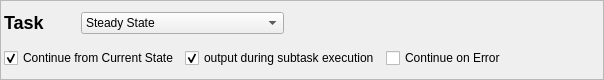
This is copasi/UI/CScanWidgetTask.ui in copasi/COPASI as Qt 5 draws it before an edit. The edited form follows.
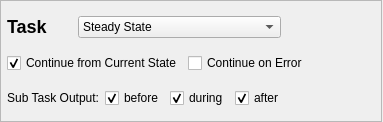
This is the edited form.

Commit message: Bug 3210: Allow selecting of multiple sections of the sub task output.

```diff
--- a/copasi/UI/CScanWidgetTask.ui
+++ b/copasi/UI/CScanWidgetTask.ui
@@ -31,8 +31,8 @@
    <rect>
     <x>0</x>
     <y>0</y>
-    <width>604</width>
-    <height>80</height>
+    <width>383</width>
+    <height>122</height>
    </rect>
   </property>
   <property name="windowTitle">
@@ -41,7 +41,7 @@
   <property name="autoFillBackground">
    <bool>false</bool>
   </property>
-  <layout class="QVBoxLayout" name="verticalLayout_2">
+  <layout class="QGridLayout" name="gridLayout">
    <property name="leftMargin">
     <number>0</number>
    </property>
@@ -49,12 +49,12 @@
     <number>0</number>
    </property>
    <property name="rightMargin">
-    <number>0</number>
+    <number>1</number>
    </property>
    <property name="bottomMargin">
     <number>0</number>
    </property>
-   <item>
+   <item row="0" column="0">
     <widget class="QFrame" name="frame">
      <property name="autoFillBackground">
       <bool>true</bool>
@@ -66,17 +66,20 @@
       <enum>QFrame::Raised</enum>
      </property>
      <layout class="QVBoxLayout" name="verticalLayout">
+      <property name="spacing">
+       <number>6</number>
+      </property>
       <property name="leftMargin">
-       <number>3</number>
+       <number>6</number>
       </property>
       <property name="topMargin">
-       <number>3</number>
+       <number>6</number>
       </property>
       <property name="rightMargin">
-       <number>3</number>
+       <number>6</number>
       </property>
       <property name="bottomMargin">
-       <number>3</number>
+       <number>1</number>
       </property>
       <item>
        <layout class="QHBoxLayout">
@@ -187,7 +190,7 @@
        </layout>
       </item>
       <item>
-       <layout class="QHBoxLayout">
+       <layout class="QHBoxLayout" name="horizontalLayout">
         <item>
          <widget class="QCheckBox" name="mpCheckContinue">
           <property name="toolTip">
@@ -201,22 +204,6 @@
           </property>
          </widget>
         </item>
-        <item>
-         <widget class="QCheckBox" name="checkOutput">
-          <property name="toolTip">
-           <string>If this is activated output will be generated during each calculation. &lt;p&gt;If it is not activated only the state at the end of each calculation will be plotted.</string>
-          </property>
-          <property name="text">
-           <string>output during subtask execution</string>
-          </property>
-          <property name="shortcut">
-           <string/>
-          </property>
-          <property name="checked">
-           <bool>true</bool>
-          </property>
-         </widget>
-        </item>
         <item>
          <widget class="QCheckBox" name="mpContinueOnError">
           <property name="text">
@@ -242,6 +229,93 @@
         </item>
        </layout>
       </item>
+      <item>
+       <layout class="QHBoxLayout" name="horizontalLayout_2">
+        <item>
+         <widget class="QLabel" name="mpLblType">
+          <property name="sizePolicy">
+           <sizepolicy hsizetype="Preferred" vsizetype="Minimum">
+            <horstretch>0</horstretch>
+            <verstretch>0</verstretch>
+           </sizepolicy>
+          </property>
+          <property name="text">
+           <string>Sub Task Output:</string>
+          </property>
+          <property name="alignment">
+           <set>Qt::AlignRight|Qt::AlignTrailing|Qt::AlignVCenter</set>
+          </property>
+          <property name="wordWrap">
+           <bool>false</bool>
+          </property>
+         </widget>
+        </item>
+        <item>
+         <widget class="QCheckBox" name="mpCheckBefore">
+          <property name="toolTip">
+           <string>If this is activated output will be generated during each calculation. &lt;p&gt;If it is not activated only the state at the end of each calculation will be plotted.</string>
+          </property>
+          <property name="text">
+           <string>before</string>
+          </property>
+          <property name="shortcut">
+           <string/>
+          </property>
+          <property name="checked">
+           <bool>true</bool>
+          </property>
+         </widget>
+        </item>
+        <item>
+         <widget class="QCheckBox" name="mpCheckDuring">
+          <property name="toolTip">
+           <string>If this is activated output will be generated during each calculation. &lt;p&gt;If it is not activated only the state at the end of each calculation will be plotted.</string>
+          </property>
+          <property name="text">
+           <string>during</string>
+          </property>
+          <property name="shortcut">
+           <string/>
+          </property>
+          <property name="checked">
+           <bool>true</bool>
+          </property>
+         </widget>
+        </item>
+        <item>
+         <widget class="QCheckBox" name="mpCheckAfter">
+          <property name="toolTip">
+           <string>If this is activated output will be generated during each calculation. &lt;p&gt;If it is not activated only the state at the end of each calculation will be plotted.</string>
+          </property>
+          <property name="text">
+           <string>after</string>
+          </property>
+          <property name="shortcut">
+           <string/>
+          </property>
+          <property name="checked">
+           <bool>true</bool>
+          </property>
+         </widget>
+        </item>
+        <item>
+         <spacer name="spacer4_2">
+          <property name="orientation">
+           <enum>Qt::Horizontal</enum>
+          </property>
+          <property name="sizeType">
+           <enum>QSizePolicy::Expanding</enum>
+          </property>
+          <property name="sizeHint" stdset="0">
+           <size>
+            <width>41</width>
+            <height>20</height>
+           </size>
+          </property>
+         </spacer>
+        </item>
+       </layout>
+      </item>
      </layout>
     </widget>
    </item>
```
Left out of the diff: 4 changed lines with no effect on the pictures. The commit also changes 15 other files.
